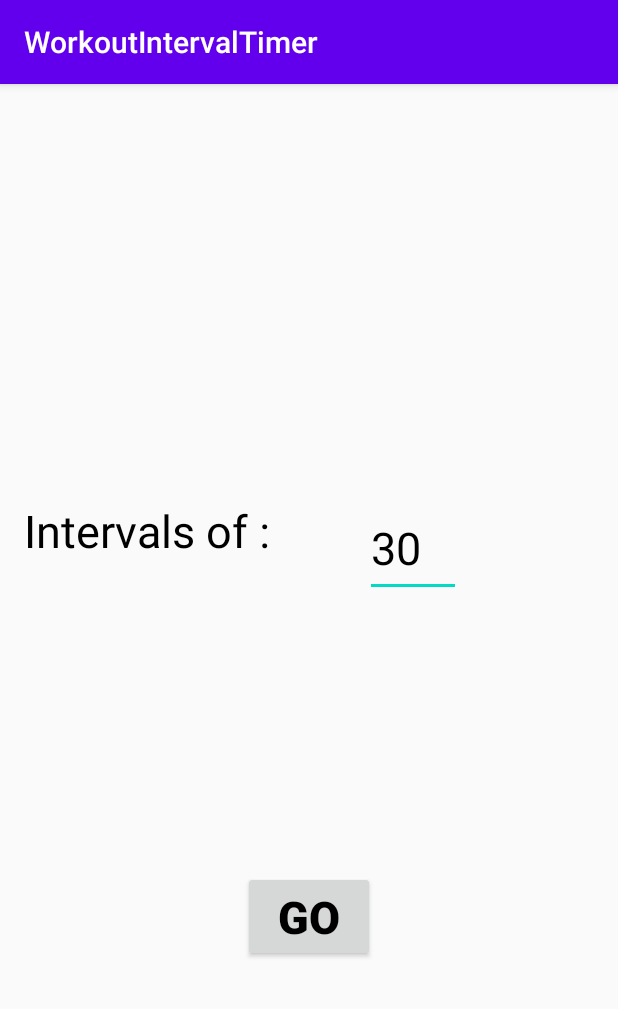
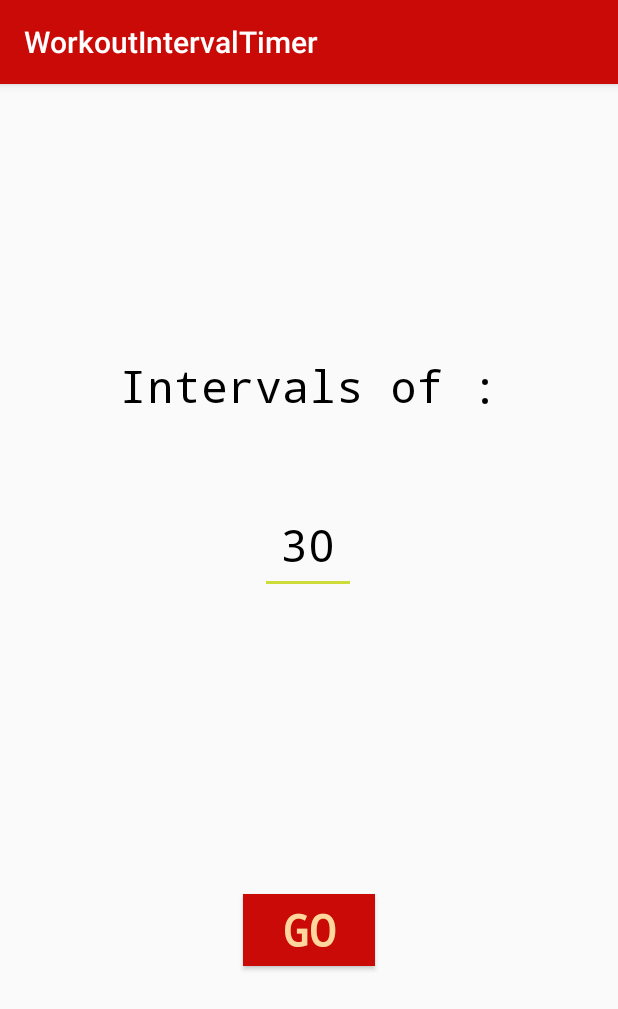
Before and after one commit to augutierrez/WorkoutIntervalTimerApp, an Android app: the WorkoutTimerActivity screen opened directly, with no data from a screen before it, on a phone screen of 412 x 824 dp. Shown: the top 1009 px of the screen. Run offline under Robolectric (Android 15) with nearby library versions, the phone set to English and light mode, and no system bars.

```diff
--- a/WorkoutIntervalTimer/app/src/main/AndroidManifest.xml
+++ b/WorkoutIntervalTimer/app/src/main/AndroidManifest.xml
@@ -10,7 +10,8 @@
         android:label="@string/app_name"
         android:roundIcon="@mipmap/ic_launcher_round"
         android:supportsRtl="true"
-        android:theme="@style/AppTheme">
+        android:theme="@style/AppTheme"
+        >
         <activity android:name=".MainActivity">
             <intent-filter>
                 <action android:name="android.intent.action.MAIN" />
--- a/WorkoutIntervalTimer/app/src/main/java/com/example/workoutintervaltimer/WorkoutTimerActivity.java
+++ b/WorkoutIntervalTimer/app/src/main/java/com/example/workoutintervaltimer/WorkoutTimerActivity.java
@@ -2,21 +2,32 @@ package com.example.workoutintervaltimer;
 
 import android.content.Intent;
 import android.os.Bundle;
+import android.os.PersistableBundle;
 import android.view.View;
 import android.widget.Button;
 import android.widget.EditText;
 import android.widget.NumberPicker;
+import android.widget.TextView;
 
 import androidx.annotation.Nullable;
 import androidx.appcompat.app.AppCompatActivity;
 
 public class WorkoutTimerActivity extends AppCompatActivity {
     EditText editText;
+
+    String lastInterval;
+    Boolean savedStateAvailable = false;
     @Override
     protected void onCreate(@Nullable Bundle savedInstanceState) {
         super.onCreate(savedInstanceState);
         setContentView(R.layout.workout_timer_layout);
         editText = (EditText) findViewById(R.id.workout_timer_edit_text);
+        if(savedStateAvailable){
+            editText.setText(lastInterval);
+        }
+        else{
+            editText.setText("30");
+        }
         Button button = (Button) findViewById(R.id.go_workout_timer_activity_button);
         button.setOnClickListener(new View.OnClickListener() {
             @Override
@@ -27,6 +38,21 @@ public class WorkoutTimerActivity extends AppCompatActivity {
                 startActivity(intent);
             }
         });
+
+    }
+
+    @Override
+    public void onSaveInstanceState(Bundle savedInstanceState) {
+        super.onSaveInstanceState(savedInstanceState);
+        savedInstanceState.putBoolean("myBoolean", true);
+        savedInstanceState.putString("myInterval", editText.getText().toString());
+    }
+
+    @Override
+    public void onRestoreInstanceState(Bundle savedInstanceState, PersistableBundle persistentState) {
+        super.onRestoreInstanceState(savedInstanceState, persistentState);
+        lastInterval = savedInstanceState.getString("myInterval");
+        savedStateAvailable = savedInstanceState.getBoolean("myBoolean");
     }
 
     @Override
--- a/WorkoutIntervalTimer/app/src/main/res/layout/workout_timer_layout.xml
+++ b/WorkoutIntervalTimer/app/src/main/res/layout/workout_timer_layout.xml
@@ -1,52 +1,60 @@
 <?xml version="1.0" encoding="utf-8"?>
-<androidx.constraintlayout.widget.ConstraintLayout xmlns:android="http://schemas.android.com/apk/res/android"
+<ScrollView
+    android:layout_width="match_parent"
+    android:layout_height="match_parent"
+    xmlns:android="http://schemas.android.com/apk/res/android"
     xmlns:app="http://schemas.android.com/apk/res-auto"
-    xmlns:tools="http://schemas.android.com/tools"
+    android:fillViewport="true"
+    >
+
+    <androidx.constraintlayout.widget.ConstraintLayout
         android:layout_width="match_parent"
-    android:layout_height="match_parent">
+        android:layout_height="match_parent"
+        >
 
         <TextView
             android:id="@+id/textView"
             android:layout_width="wrap_content"
             android:layout_height="64dp"
             android:text="Intervals of :"
-        android:textSize="30dp"
             android:textColor="#000"
-        app:layout_constraintBottom_toBottomOf="parent"
+            style="@style/themeTextViews"
+            app:layout_constraintBottom_toTopOf="@id/workout_timer_edit_text"
             app:layout_constraintEnd_toEndOf="parent"
-        app:layout_constraintHorizontal_bias="0.065"
             app:layout_constraintStart_toStartOf="parent"
             app:layout_constraintTop_toTopOf="parent"
-        app:layout_constraintVertical_bias="0.394" />
+            app:layout_constraintVertical_chainStyle="packed"
+            />
 
         <EditText
-        android:text="30"
-        android:textSize="30dp"
-        android:textColor="#000"
+            android:layout_marginTop="30dp"
             android:id="@+id/workout_timer_edit_text"
             android:layout_width="64dp"
             android:layout_height="65dp"
+            android:digits="0123456789"
+            android:gravity="center"
             android:hint="0"
-        android:digits="0123456789"
             android:inputType="numberDecimal"
-        app:layout_constraintBottom_toBottomOf="parent"
+            style="@style/themeTextViews"
+            android:textColor="#000"
+            app:layout_constraintBottom_toTopOf="@id/go_workout_timer_activity_button"
             app:layout_constraintEnd_toEndOf="parent"
-        app:layout_constraintHorizontal_bias="0.373"
-        app:layout_constraintStart_toEndOf="@+id/textView"
-        app:layout_constraintTop_toTopOf="parent"
-        app:layout_constraintVertical_bias="0.394" />
+            app:layout_constraintHorizontal_bias="0.498"
+            app:layout_constraintStart_toStartOf="parent"
+            app:layout_constraintTop_toBottomOf="@id/textView"
+            android:layout_marginBottom="200dp"/>
 
         <Button
             android:id="@+id/go_workout_timer_activity_button"
             android:text="GO"
-        android:textSize="30dp"
-        android:textColor="#000"
-        android:textStyle="bold"
+            style="@style/themedButtons"
             android:layout_width="wrap_content"
             android:layout_height="wrap_content"
             app:layout_constraintBottom_toBottomOf="parent"
             app:layout_constraintEnd_toEndOf="parent"
             app:layout_constraintStart_toStartOf="parent"
-        app:layout_constraintTop_toBottomOf="@+id/textView" />
+            app:layout_constraintTop_toBottomOf="@+id/workout_timer_edit_text" />
 
     </androidx.constraintlayout.widget.ConstraintLayout>
+
+</ScrollView>
--- a/WorkoutIntervalTimer/app/src/main/res/values/colors.xml
+++ b/WorkoutIntervalTimer/app/src/main/res/values/colors.xml
@@ -1,6 +1,8 @@
 <?xml version="1.0" encoding="utf-8"?>
 <resources>
-    <color name="colorPrimary">#6200EE</color>
-    <color name="colorPrimaryDark">#3700B3</color>
+    <color name="colorPrimary">#FFFFD69B</color>
+    <color name="colorPrimaryDark">@color/red</color>
     <color name="colorAccent">#03DAC5</color>
+    <color name="coffee">#CCAFA3</color>
+    <color name="red">#C90A06</color>
 </resources>
--- a/WorkoutIntervalTimer/app/src/main/res/values/styles.xml
+++ b/WorkoutIntervalTimer/app/src/main/res/values/styles.xml
@@ -2,9 +2,25 @@
     <!-- Base application theme. -->
     <style name="AppTheme" parent="Theme.AppCompat.Light.DarkActionBar">
         <!-- Customize your theme here. -->
-        <item name="colorPrimary">@color/colorPrimary</item>
-        <item name="colorPrimaryDark">@color/colorPrimaryDark</item>
-        <item name="colorAccent">@color/colorAccent</item>
+
+        <item name="colorPrimary">@color/colorPrimaryDark</item>
+        <item name="colorPrimaryDark">@color/colorPrimary</item>
+        <item name="colorAccent">#FFCDDC39</item>
+        <item name="android:windowContentOverlay">@null</item>
+    </style>
+
+    <style name="themedButtons">
+        <item name="android:textSize">30sp</item>
+        <item name="android:textColor">@color/colorPrimary</item>
+        <item name="android:background">@color/colorPrimaryDark</item>
+        <item name="android:textStyle">bold</item>
+        <item name="fontFamily">monospace</item>
+    </style>
+
+    <style name="themeTextViews">
+        <item name="android:textSize">30sp</item>
+        <item name="android:textColor">#000</item>
+        <item name="android:fontFamily">monospace</item>
     </style>
 
 </resources>
```
Also changed, not shown: WorkoutIntervalTimer/app/src/main/java/com/example/workoutintervaltimer/IntervalTimerActivity.java (+24 -16 lines), WorkoutIntervalTimer/app/src/main/res/layout/activity_main.xml (+27 -18 lines), WorkoutIntervalTimer/app/src/main/res/layout/interval_timer_activity.xml (+33 -34 lines), WorkoutIntervalTimer/app/src/main/res/drawable/pause1.png (added), WorkoutIntervalTimer/app/src/main/res/drawable/pause2.png (added), WorkoutIntervalTimer/app/src/main/res/drawable/play1.png (added), WorkoutIntervalTimer/app/src/main/res/drawable/play2.png (added). Lines whose indentation alone changed are shown as unchanged.
